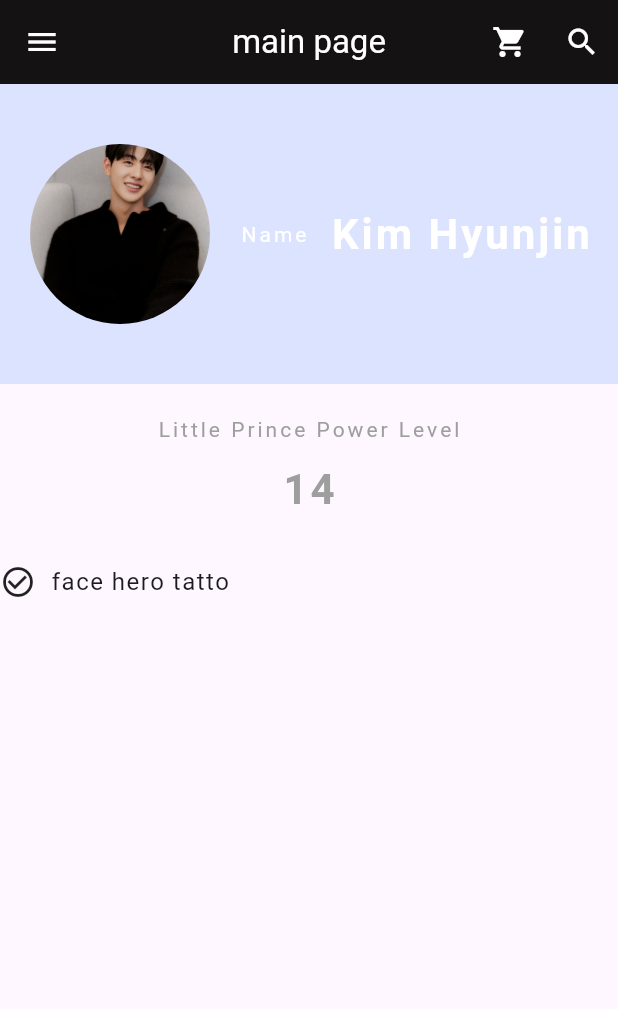
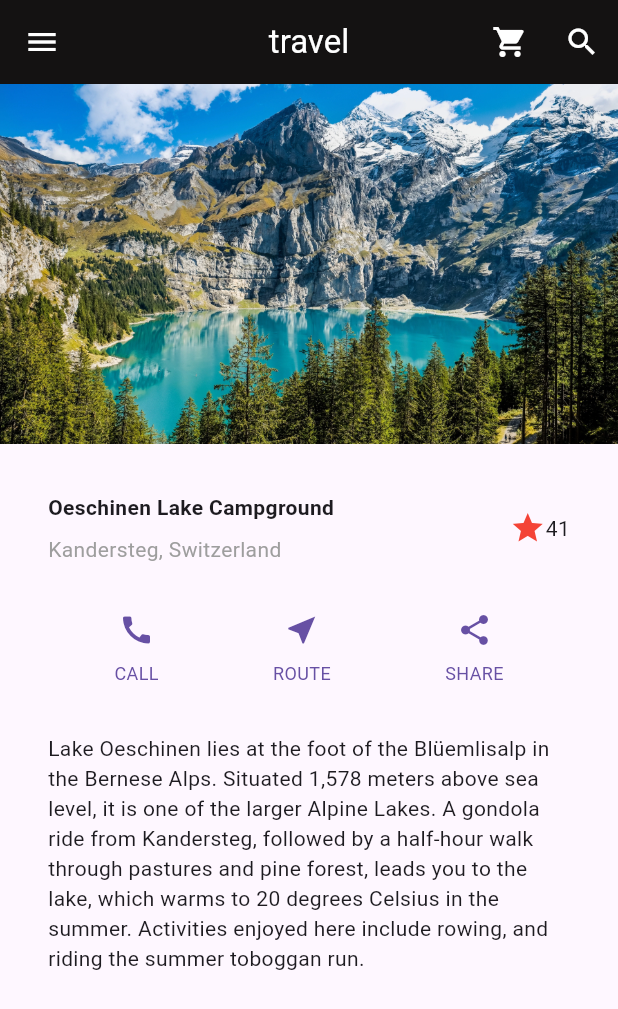
Before and after one commit to Seok-Kyungmin/Travel-app, a Flutter app: the MainPageState screen opened directly, on a phone screen of 412 x 824 dp. Shown: the top 1009 px of the screen. Run offline on Flutter 3.47's test engine with Material 2 defaults, Android fonts, the phone set to English and light mode, and no system bars; our stand-ins replace firebase_auth, firebase_core, flex_color_scheme, flutter_hooks, hooks_riverpod; missing offline and left inert: flutter_naver_login, kakao_flutter_sdk; accounts and stored records are empty.

Commit message:
first commit

```diff
--- /dev/null
+++ b/lib/column/buttonSection.dart
@@ -0,0 +1,22 @@
+import 'package:flutter/material.dart';
+
+Column buildButtonColumn(Color color, IconData icon, String label) {
+  return Column(
+    mainAxisSize: MainAxisSize.min,
+    mainAxisAlignment: MainAxisAlignment.center,
+    children: [
+      Icon(icon, color: color),
+      Container(
+        margin: const EdgeInsets.only(top: 8),
+        child: Text(
+          label,
+          style: TextStyle(
+            fontSize: 12,
+            fontWeight: FontWeight.w400,
+            color: color,
+          ),
+        ),
+      )
+    ],
+  );
+}
--- a/lib/screens/main_screen.dart
+++ b/lib/screens/main_screen.dart
@@ -1,7 +1,14 @@
+import 'dart:math';
+
 import 'package:flutter/material.dart';
 import 'package:flutter_hooks/flutter_hooks.dart';
 import 'package:flex_color_scheme/flex_color_scheme.dart';
 import 'package:hooks_riverpod/hooks_riverpod.dart';
+import 'package:flutter/animation.dart';
+
+import '../widget/titleSection.dart';
+import '../widget/textSection.dart';
+import '../column/buttonSection.dart';
 
 
 class MainPageState extends HookConsumerWidget {
@@ -9,15 +16,18 @@ class MainPageState extends HookConsumerWidget {
 
   final List<String> entries = <String>['A', 'B', 'C'];
   final List<int> colorCodes = <int>[600, 500, 100];
+  get canvas => null;
 
   @override
   Widget build(BuildContext context, WidgetRef ref) {
+
+    Color color = Theme.of(context).primaryColor;
     return Scaffold(
         appBar: AppBar(
           backgroundColor: Color(0xFF141212),
           foregroundColor: Colors.white,
           elevation: 0,
-          title: Text('main page'),
+          title: Text('travel'),
           centerTitle: true,
           actions: <Widget>[
             IconButton(
@@ -55,7 +65,7 @@ class MainPageState extends HookConsumerWidget {
                   ),
                 ],
                 accountName: Text('Kyungmin'),
-                accountEmail: Text('test@email.com'),
+                accountEmail: Text('LV.7 플래티넘'),
                 onDetailsPressed: () {
                   print('arrow is clicked');
                 },
@@ -75,6 +85,7 @@ class MainPageState extends HookConsumerWidget {
                   print("Home is clicked");
                 },
                 trailing: Icon(Icons.add),
+
               ),
               ListTile(
                 leading: Icon(
@@ -101,84 +112,26 @@ class MainPageState extends HookConsumerWidget {
             ],
           ),
         ),
-
       body: Column(
-          children: <Widget>[
-            Container(
-              height: 200,
-              color: Color(0xFFDCE3FF),
-              child: Padding(
-                padding: EdgeInsets.fromLTRB(20, 40, 0, 0),
-                child: Column(
-                  crossAxisAlignment: CrossAxisAlignment.start, // 단축어 cro
-                  children: <Widget>[
-                    // 단축어 cir
-                    // 이미지 넣기
+        children: [
+          Image.asset(
+            'assets/lake.webp',
+            width: 600,
+            height: 240,
+            fit: BoxFit.cover,
+          ),
+          titleSection,
           Row(
+              mainAxisAlignment: MainAxisAlignment.spaceEvenly,
               children: [
-                        CircleAvatar(
-                          backgroundImage:
-                              AssetImage('assets/BF.32098611.1.jpg'),
-                          radius: 60,
+                buildButtonColumn(color, Icons.call, 'CALL'),
+                buildButtonColumn(color, Icons.near_me, 'ROUTE'),
+                buildButtonColumn(color, Icons.share, 'SHARE'),
+              ]
           ),
-                        SizedBox(
-                          width: 20,
-                        ),
-                        Text(
-                          'Name',
-                          style: TextStyle(
-                              color: Colors.white, letterSpacing: 2.0),
-                        ),
-                        SizedBox(
-                          width: 15,
-                        ),
-                        Text(
-                          'Kim Hyunjin',
-                          style: TextStyle(
-                              color: Colors.white,
-                              letterSpacing: 2.0,
-                              fontSize: 28,
-                              fontWeight: FontWeight.bold),
-                        ),
+          textSection,
         ],
       ),
-                  ],
-                ),
-              ),
-            ),
-            SizedBox(
-              height: 20,
-            ),
-            Text(
-              'Little Prince Power Level',
-              style: TextStyle(
-                color: Colors.grey,
-                letterSpacing: 2.0,
-              ),
-              textAlign: TextAlign.left,
-            ),
-            SizedBox(height: 10),
-            Text(
-              '14',
-              style: TextStyle(
-                  color: Colors.grey,
-                  letterSpacing: 2.0,
-                  fontSize: 28,
-                  fontWeight: FontWeight.bold),
-              textAlign: TextAlign.left,
-            ),
-            SizedBox(height: 30),
-            Row(
-              children: <Widget>[
-                Icon(Icons.check_circle_outline),
-                SizedBox(width: 10),
-                Text(
-                  'face hero tatto',
-                  style: TextStyle(fontSize: 16, letterSpacing: 1),
-                )
-              ],
-            ),
-          ],
-        ));
+    );
   }
 }
--- /dev/null
+++ b/lib/widget/textSection.dart
@@ -0,0 +1,14 @@
+import 'package:flutter/material.dart';
+
+Widget textSection = const Padding(
+  padding: EdgeInsets.all(32),
+  child: Text(
+    'Lake Oeschinen lies at the foot of the Blüemlisalp in the Bernese '
+    'Alps. Situated 1,578 meters above sea level, it is one of the '
+    'larger Alpine Lakes. A gondola ride from Kandersteg, followed by a '
+    'half-hour walk through pastures and pine forest, leads you to the '
+    'lake, which warms to 20 degrees Celsius in the summer. Activities '
+    'enjoyed here include rowing, and riding the summer toboggan run.',
+    softWrap: true,
+  ),
+);
--- /dev/null
+++ b/lib/widget/titleSection.dart
@@ -0,0 +1,39 @@
+import 'package:flutter/material.dart';
+
+Widget titleSection = Container(
+  padding: const EdgeInsets.all(32),
+  child: Row(
+    children: [
+      Expanded(
+        /*1*/
+        child: Column(
+          crossAxisAlignment: CrossAxisAlignment.start,
+          children: [
+            /*2*/
+            Container(
+              padding: const EdgeInsets.only(bottom: 8),
+              child: const Text(
+                'Oeschinen Lake Campground',
+                style: TextStyle(
+                  fontWeight: FontWeight.bold,
+                ),
+              ),
+            ),
+            Text(
+              'Kandersteg, Switzerland',
+              style: TextStyle(
+                color: Colors.grey[500],
+              ),
+            )
+          ],
+        ),
+      ),
+      /*3*/
+      Icon(
+        Icons.star,
+        color: Colors.red[500],
+      ),
+      const Text('41'),
+    ],
+  ),
+);
--- a/pubspec.yaml
+++ b/pubspec.yaml
@@ -46,6 +46,7 @@ dependencies:
   firebase_auth: ^4.4.0
   cloud_firestore: ^4.5.0
   flex_color_scheme: ^7.0.1
+  path: ^1.8.2
 
 dev_dependencies:
   flutter_test:
@@ -80,6 +81,7 @@ flutter:
     - assets/arif-rasheed-Hu8ziyxzedY-unsplash.jpg
     - assets/BF.32098611.1.jpg
     - assets/hunjin.jpg
+    - assets/lake.webp
 
   # An image asset can refer to one or more resolution-specific "variants", see
   # https://flutter.dev/assets-and-images/#resolution-aware
```
Also changed, not shown: assets/lake.webp (added), pubspec.lock (added). Lines whose indentation alone changed are shown as unchanged.
